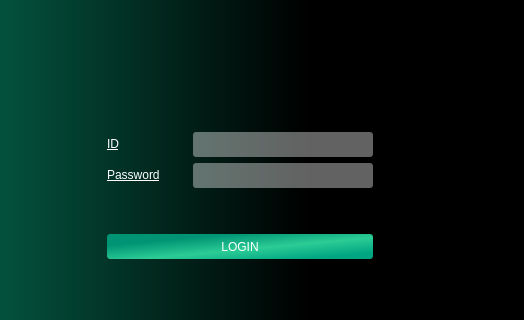
Above: mainwindow.ui from shashwatkhadka/BillX before the change; both pictures show x 275 to 799 and y 120 to 440 of the 799 by 600 pixel window. Below: the same form after it.
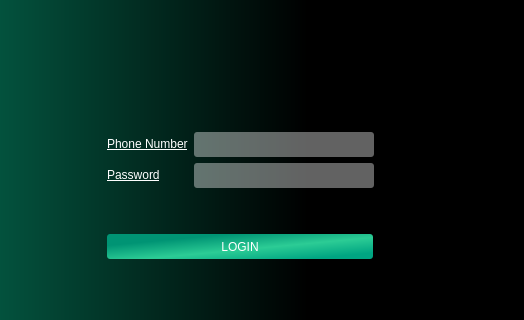
That is the form after the change. Icons and pictures are not drawn.

The edit to the form file:
```diff
--- a/mainwindow.ui
+++ b/mainwindow.ui
@@ -179,7 +179,7 @@
 text-decoration: underline;</string>
                 </property>
                 <property name="text">
-                 <string>ID</string>
+                 <string>Phone Number</string>
                 </property>
                </widget>
               </item>
```
Left out of the diff: 6 changed lines with no effect on the pictures.
